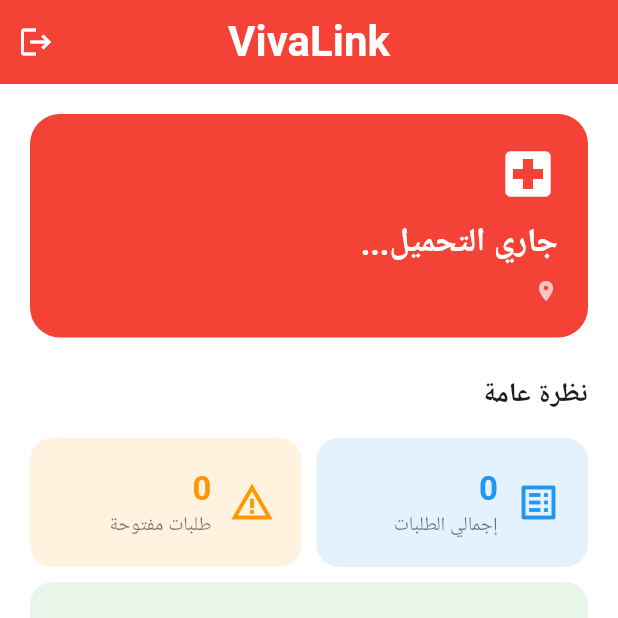
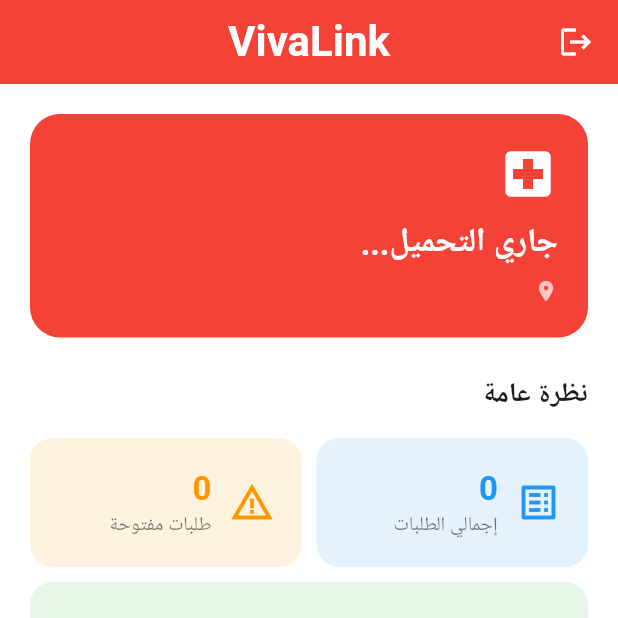
Before and after one commit to fatimatomeh/blood-bank-app, a Flutter app: the HospitalHomePage screen opened directly, on a phone screen of 412 x 824 dp, the top half of it. Run offline on Flutter 3.47's test engine with Material 3 defaults, Android fonts, the phone set to English and light mode, and no system bars; our stand-ins replace device_preview, firebase_auth, firebase_core, firebase_database, google_fonts; accounts and stored records are empty; Roboto replaces fonts that are missing (Atma, Marhey).

Commit message:
تحديث المشروع

```diff
--- a/lib/screens/hospital_home_page.dart
+++ b/lib/screens/hospital_home_page.dart
@@ -109,6 +109,11 @@
       appBar: AppBar(
         backgroundColor: Colors.red,
         centerTitle: true,
+        automaticallyImplyLeading: false,
+        leading: IconButton(
+          icon: const Icon(Icons.logout, color: Colors.white),
+          onPressed: _showLogoutDialog,
+        ),
         title: Text(
           "VivaLink",
           style: GoogleFonts.atma(
@@ -117,12 +122,6 @@
             color: Colors.white,
           ),
         ),
-        actions: [
-          IconButton(
-            icon: const Icon(Icons.logout, color: Colors.white),
-            onPressed: _showLogoutDialog,
-          ),
-        ],
       ),
       body: RefreshIndicator(
         onRefresh: _loadData,
@@ -147,7 +146,7 @@
                         color: Colors.white, size: 40),
                     const SizedBox(height: 10),
                     Text(
-                      hospitalData['name'] ?? "جاري التحميل...",
+                      hospitalData['hospitalName'] ?? "جاري التحميل...",
                       style: const TextStyle(
                           color: Colors.white,
                           fontSize: 22,
--- a/lib/screens/hospital_settings_page.dart
+++ b/lib/screens/hospital_settings_page.dart
@@ -276,7 +276,7 @@
                   const Icon(Icons.local_hospital, color: Colors.red, size: 50),
                   const SizedBox(height: 10),
                   Text(
-                    hospitalData['name'] ?? "جاري التحميل...",
+                    hospitalData['hospitalName'] ?? "جاري التحميل...",
                     style: const TextStyle(
                         fontSize: 20, fontWeight: FontWeight.bold),
                   ),
@@ -296,7 +296,7 @@
             _sectionTitle("معلومات الحساب"),
             _infoCard([
               _infoRow(Icons.local_hospital, "اسم المستشفى",
-                  hospitalData['name'] ?? 'غير متوفر'),
+                  hospitalData['hospitalName'] ?? 'غير متوفر'),
               _infoRow(Icons.location_city, "المدينة",
                   hospitalData['city'] ?? 'غير متوفر'),
               _infoRow(
```
Also changed, not shown: lib/screens/DonorsHome_Page.dart (+0 -8 lines), lib/screens/hospital_create_request_page.dart (+35 -37 lines), lib/screens/hospital_requests_page.dart (+7 -10 lines).
